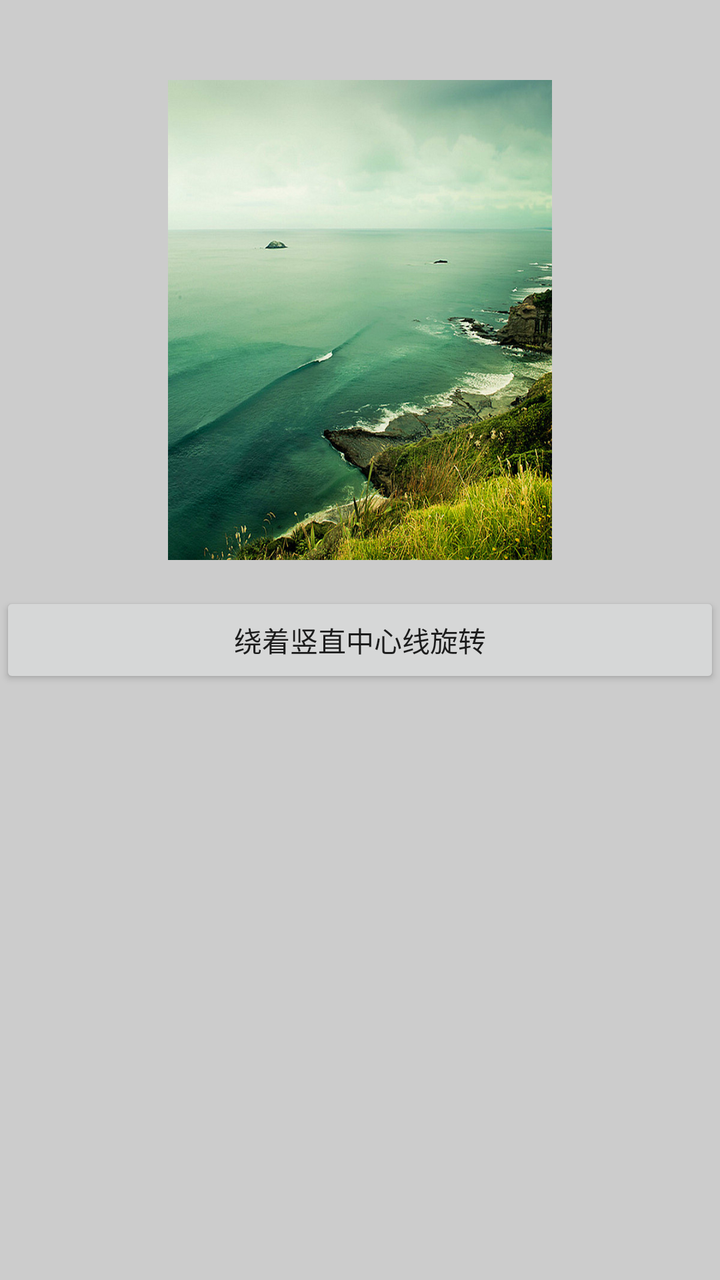
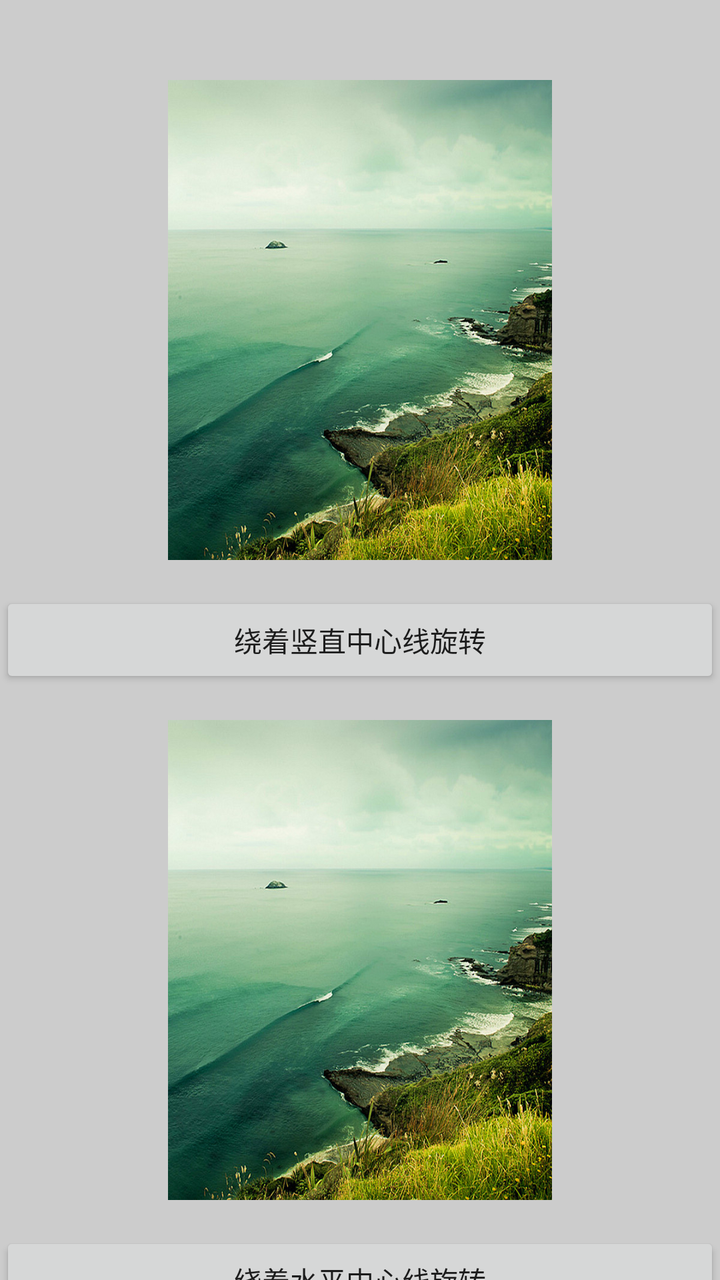

Screens rendered from an Android XML layout before and after an edit, with the pre-edit source and the edit as a unified diff.
<!-- AndroidManifest.xml: application theme AppTheme -->
<!-- res/layout/activity_rotate_animation.xml -->
<?xml version="1.0" encoding="utf-8"?>
<androidx.core.widget.NestedScrollView xmlns:android="http://schemas.android.com/apk/res/android"
    xmlns:tools="http://schemas.android.com/tools"
    android:layout_width="match_parent"
    android:layout_height="match_parent"
    android:background="#cccccc">

    <LinearLayout
        android:id="@+id/activity_property_animation"
        android:layout_width="match_parent"
        android:layout_height="wrap_content"
        android:layout_marginTop="40dp"
        android:layout_marginBottom="40dp"
        android:orientation="vertical">

        <ImageView
            android:id="@+id/ivRotationY"
            android:layout_width="192dp"
            android:layout_height="240dp"
            android:layout_gravity="center_horizontal"
            android:background="@drawable/scenery"
            android:visibility="visible"
            tools:visibility="visible" />

        <Button
            android:id="@+id/btnStartRotationAnimation1"
            android:layout_width="match_parent"
            android:layout_height="wrap_content"
            android:layout_marginTop="16dp"
            android:onClick="onClick"
            android:text="绕着竖直中心线旋转"
            android:textAllCaps="false"
            android:visibility="visible"
            tools:visibility="visible" />

        <LinearLayout
            android:layout_width="match_parent"
            android:layout_height="wrap_content"
            android:orientation="vertical"
            android:visibility="gone"
            tools:visibility="visible">

            <ImageView
                android:id="@+id/ivRotationY2"
                android:layout_width="192dp"
                android:layout_height="240dp"
                android:layout_gravity="center_horizontal"
                android:layout_margin="16dp"
                android:background="@drawable/scenery" />

            <Button
                android:id="@+id/btnStartRotationAnimation2"
                android:layout_width="match_parent"
                android:layout_height="wrap_content"
                android:onClick="onClick"
                android:text="绕着水平中心线旋转"
                android:textAllCaps="false" />

        </LinearLayout>

        <LinearLayout
            android:layout_width="match_parent"
            android:layout_height="wrap_content"
            android:layout_margin="16dp"
            android:orientation="vertical"
            android:visibility="gone"
            tools:visibility="visible">

            <ImageView
                android:id="@+id/ivRotationY3"
                android:layout_width="192dp"
                android:layout_height="240dp"
                android:layout_gravity="center_horizontal"
                android:background="@drawable/scenery" />

            <Button
                android:id="@+id/btnStartRotationAnimation3"
                android:layout_width="match_parent"
                android:layout_height="wrap_content"
                android:onClick="onClick"
                android:text="绕着中心点平面旋转"
                android:textAllCaps="false" />

        </LinearLayout>

    </LinearLayout>


</androidx.core.widget.NestedScrollView>
<!-- resources referenced by this layout -->
<resources>
  <!-- drawable scenery: png bitmap (drawable-xxhdpi, 810485 bytes) -->
  <style name="AppTheme" parent="Theme.AppCompat.Light.NoActionBar">
          
          <item name="colorPrimary">@color/colorPrimary</item>
          <item name="colorPrimaryDark">@color/colorPrimaryDark</item>
          <item name="colorAccent">@color/colorAccent</item>
      </style>
  <color name="colorPrimary">#3F51B5</color>
  <color name="colorPrimaryDark">#303F9F</color>
  <color name="colorAccent">#FF4081</color>
</resources>

<!-- the commit's change to res/layout/activity_rotate_animation.xml (unified diff, before → after) -->
@@ -13,14 +13,29 @@
         android:layout_marginBottom="40dp"
         android:orientation="vertical">
 
-        <ImageView
-            android:id="@+id/ivRotationY"
-            android:layout_width="192dp"
-            android:layout_height="240dp"
-            android:layout_gravity="center_horizontal"
-            android:background="@drawable/scenery"
-            android:visibility="visible"
-            tools:visibility="visible" />
+        <FrameLayout
+            android:layout_width="match_parent"
+            android:layout_height="wrap_content">
+
+            <ImageView
+                android:id="@+id/ivRotationY_Back"
+                android:layout_width="192dp"
+                android:layout_height="240dp"
+                android:layout_gravity="center_horizontal"
+                android:background="@drawable/ic_avatar"
+                android:visibility="visible"
+                tools:visibility="visible" />
+
+            <ImageView
+                android:id="@+id/ivRotationY"
+                android:layout_width="192dp"
+                android:layout_height="240dp"
+                android:layout_gravity="center_horizontal"
+                android:background="@drawable/scenery"
+                android:visibility="visible"
+                tools:visibility="visible" />
+
+        </FrameLayout>
 
         <Button
             android:id="@+id/btnStartRotationAnimation1"
@@ -37,7 +52,7 @@
             android:layout_width="match_parent"
             android:layout_height="wrap_content"
             android:orientation="vertical"
-            android:visibility="gone"
+            android:visibility="visible"
             tools:visibility="visible">
 
             <ImageView
@@ -63,7 +78,7 @@
             android:layout_height="wrap_content"
             android:layout_margin="16dp"
             android:orientation="vertical"
-            android:visibility="gone"
+            android:visibility="visible"
             tools:visibility="visible">
 
             <ImageView
<!-- resource entries referenced after the edit -->
@@ -1,5 +1,6 @@
 <!-- resources referenced by this layout -->
 <resources>
+  <!-- drawable ic_avatar: png bitmap (drawable-xxhdpi, 51279 bytes) -->
   <!-- drawable scenery: png bitmap (drawable-xxhdpi, 810485 bytes) -->
   <style name="AppTheme" parent="Theme.AppCompat.Light.NoActionBar">
           
